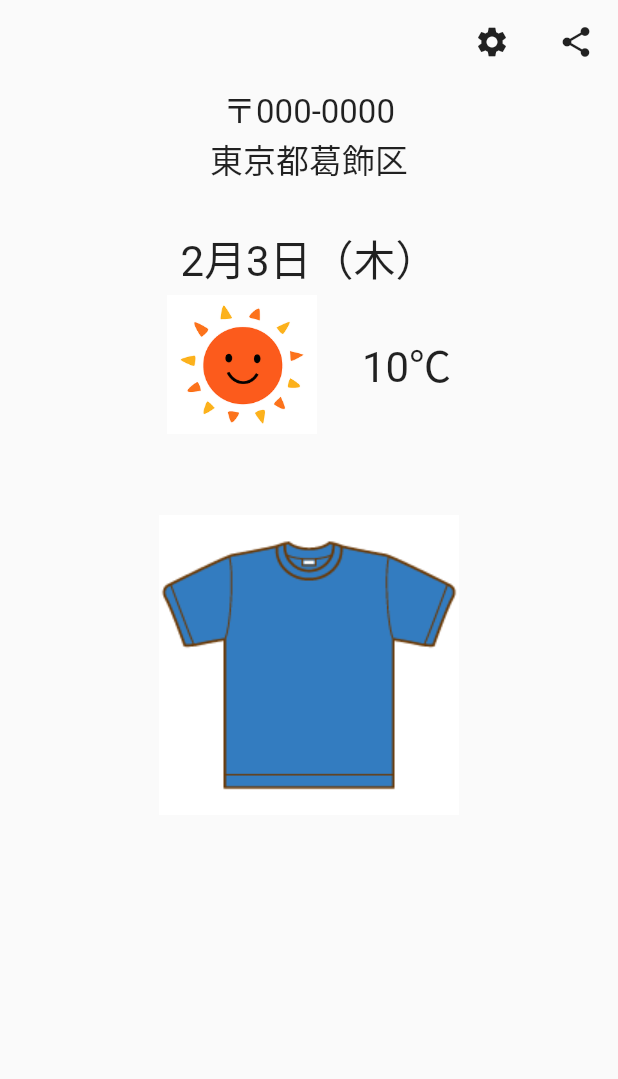
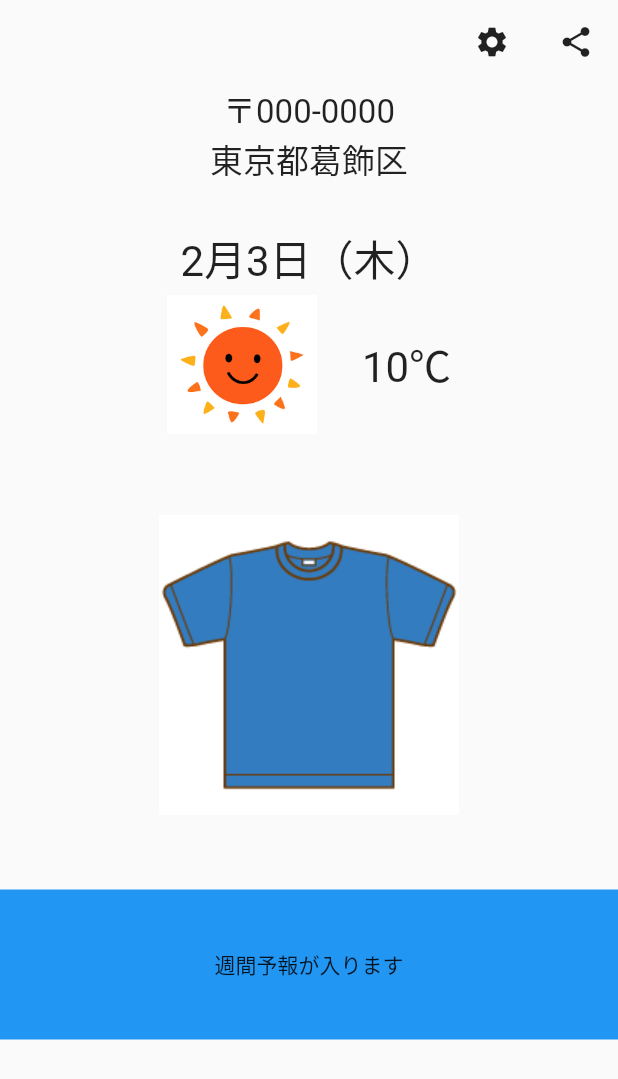
Before and after one commit to haterain0203/weather_and_clothes, a Flutter app: the screen it shows after launch, on a phone screen of 412 x 824 dp. Shown: the top 1079 px of the screen. Run offline on Flutter 3.47's test engine with Material 2 defaults, Android fonts, the phone set to English and light mode, and no system bars; Roboto replaces fonts that are missing (MyFont).

Commit message:
#1 ForecastAreaの作成

```diff
--- a/lib/home/home_page.dart
+++ b/lib/home/home_page.dart
@@ -5,6 +5,7 @@ class HomePage extends StatelessWidget {
 
   @override
   Widget build(BuildContext context) {
+    final size = MediaQuery.of(context).size;
     return SafeArea(
       child: Scaffold(
         body: Column(
@@ -65,7 +66,15 @@ class HomePage extends StatelessWidget {
             //TODO CarouselSliderで実装してみたがイマイチ。そもそも仮に朝昼夜を表示するのであれば回転させる必要がない。
             Image.asset("assets/images/t_shirt.png"),
 
+            const SizedBox(height: 50.0,),
+
             //TODO ForecastArea
+            Container(
+              height: 100.0,
+              width: size.width,
+              color: Colors.blue,
+              child: const Center(child: Text("週間予報が入ります")),
+            ),
 
             //TODO AdArea
           ],
```
